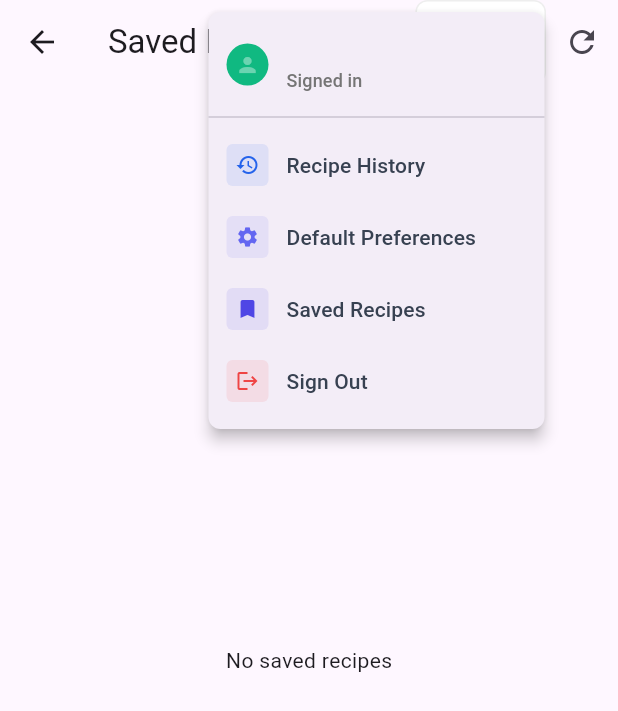
After one commit to haotian0701/menu-gen-assistant, a Flutter app: the SavedRecipesPage screen opened directly, after a tap on the "person" icon, on a phone screen of 412 x 824 dp. The commit adds this screen. Shown: the top 711 px of the screen. Run offline on Flutter 3.47's test engine with Material 3 defaults, Android fonts, the phone set to English and light mode, and no system bars; our stand-ins replace file_picker, fl_chart, flutter_html, share_plus, supabase_flutter; accounts and stored records are empty.

Commit message:
feat: add Saved Recipes page and integrate with user authentication

```diff
--- a/frontend/lib/account_icon_button.dart
+++ b/frontend/lib/account_icon_button.dart
@@ -4,6 +4,7 @@ import 'dart:async'; // Import for StreamSubscription
 import 'main.dart'; // For AuthPage
 import 'history_page.dart'; // For HistoryPage
 import 'preferences_page.dart';
+import 'saved_recipes_page.dart';
 
 class AccountIconButton extends StatefulWidget {
   const AccountIconButton({super.key});
@@ -150,6 +151,10 @@ class _AccountIconButtonState extends State<AccountIconButton> {
               } else if (value == 'preferences') {
                 Navigator.of(context).push(
                   MaterialPageRoute(builder: (_) => const PreferencesPage()),
+                );
+              } else if (value == 'saved_recipes') {
+                Navigator.of(context).push(
+                  MaterialPageRoute(builder: (_) => const SavedRecipesPage()),
                 );
               } else if (value == 'logout') {
                 _signOut();
@@ -300,6 +305,37 @@ class _AccountIconButtonState extends State<AccountIconButton> {
                 ),
               if (isLoggedIn)
                 PopupMenuItem<String>(
+                  value: 'saved_recipes',
+                  child: Container(
+                    padding: const EdgeInsets.symmetric(vertical: 4),
+                    child: Row(
+                      children: [
+                        Container(
+                          padding: const EdgeInsets.all(6),
+                          decoration: BoxDecoration(
+                            color: const Color(0xFF4F46E5).withOpacity(0.1),
+                            borderRadius: BorderRadius.circular(4),
+                          ),
+                          child: const Icon(
+                            Icons.bookmark,
+                            color: Color(0xFF4F46E5),
+                            size: 16,
+                          ),
+                        ),
+                        const SizedBox(width: 12),
+                        const Text(
+                          'Saved Recipes',
+                          style: TextStyle(
+                            fontWeight: FontWeight.w500,
+                            color: Color(0xFF374151),
+                          ),
+                        ),
+                      ],
+                    ),
+                  ),
+                ),
+              if (isLoggedIn)
+                PopupMenuItem<String>(
                   value: 'logout',
                   child: Container(
                     padding: const EdgeInsets.symmetric(vertical: 4),
--- /dev/null
+++ b/frontend/lib/saved_recipes_page.dart
@@ -0,0 +1,164 @@
+import 'package:flutter/material.dart';
+import 'package:supabase_flutter/supabase_flutter.dart';
+import 'recipe_page.dart';
+import 'account_icon_button.dart';
+import 'main.dart'; // For AuthPage
+
+class SavedRecipesPage extends StatefulWidget {
+  const SavedRecipesPage({super.key});
+
+  @override
+  State<SavedRecipesPage> createState() => _SavedRecipesPageState();
+}
+
+class _SavedRecipesPageState extends State<SavedRecipesPage> {
+  final _supabase = Supabase.instance.client;
+  bool _loading = true;
+  String? _error;
+  List<Map<String, dynamic>> _records = [];
+
+  @override
+  void initState() {
+    super.initState();
+    _loadSavedRecipes();
+  }
+
+  Future<void> _loadSavedRecipes() async {
+    setState(() {
+      _loading = true;
+      _error = null;
+    });
+    final user = _supabase.auth.currentUser;
+    if (user == null) {
+      setState(() {
+        _error = 'Please log in to view saved recipes.';
+        _loading = false;
+        _records = [];
+      });
+      return;
+    }
+    try {
+      final List<Map<String, dynamic>> records = await _supabase
+          .from('saved_recipes')
+          .select()
+          .eq('user_id', user.id)
+          .order('created_at', ascending: false);
+      setState(() => _records = records);
+    } on PostgrestException catch (err) {
+      setState(() {
+        _error = 'Failed to load saved recipes: ${err.message}';
+      });
+    } catch (e) {
+      setState(() {
+        _error = 'Failed to load saved recipes: $e';
+      });
+    } finally {
+      setState(() => _loading = false);
+    }
+  }
+
+  String _formatDate(String iso) {
+    final dt = DateTime.parse(iso).toLocal();
+    return '${dt.year}-${dt.month.toString().padLeft(2,'0')}-${dt.day.toString().padLeft(2,'0')} '
+           '${dt.hour.toString().padLeft(2,'0')}:${dt.minute.toString().padLeft(2,'0')}';
+  }
+
+  Future<void> _unsaveRecipe(String id) async {
+    try {
+      await _supabase.from('saved_recipes').delete().eq('id', id);
+      _loadSavedRecipes();
+    } catch (e) {
+      ScaffoldMessenger.of(context).showSnackBar(
+        SnackBar(content: Text('Failed to remove recipe: $e'), backgroundColor: Colors.redAccent),
+      );
+    }
+  }
+
+  @override
+  Widget build(BuildContext context) {
+    final currentUser = _supabase.auth.currentUser;
+    return Scaffold(
+      appBar: AppBar(
+        title: const Text('Saved Recipes'),
+        actions: [
+          const AccountIconButton(),
+          IconButton(icon: const Icon(Icons.refresh), onPressed: _loadSavedRecipes),
+        ],
+      ),
+      body: currentUser == null
+          ? Center(
+              child: Column(
+                mainAxisAlignment: MainAxisAlignment.center,
+                children: [
+                  const Text('Please log in to view saved recipes.'),
+                  const SizedBox(height: 10),
+                  ElevatedButton(
+                    onPressed: () => Navigator.of(context).pushReplacement(
+                      MaterialPageRoute(builder: (_) => const AuthPage()),
+                    ),
+                    child: const Text('Log In / Sign Up'),
+                  )
+                ],
+              ),
+            )
+          : _loading
+              ? const Center(child: CircularProgressIndicator())
+              : _error != null
+                  ? Center(child: Text(_error!))
+                  : _records.isEmpty
+                      ? const Center(child: Text('No saved recipes'))
+                      : ListView.builder(
+                          itemCount: _records.length,
+                          itemBuilder: (context, i) {
+                            final rec = _records[i];
+                            final imageUrl = rec['image_url'] as String;
+                            final createdAt = _formatDate(rec['created_at'] as String);
+                            var title = (rec['recipe_title'] as String?)?.trim() ?? '';
+                            if (title.isEmpty) title = 'Untitled Recipe';
+                            return ListTile(
+                              leading: ClipRRect(
+                                borderRadius: BorderRadius.circular(6),
+                                child: Image.network(
+                                  imageUrl,
+                                  width: 56,
+                                  height: 56,
+                                  fit: BoxFit.cover,
+                                  errorBuilder: (_, __, ___) => const Icon(Icons.broken_image),
+                                ),
+                              ),
+                              title: Text(title),
+                              subtitle: Text(createdAt),
+                              trailing: IconButton(
+                                icon: const Icon(Icons.delete_outline),
+                                tooltip: 'Unsave Recipe',
+                                onPressed: () => _unsaveRecipe(rec['id'] as String),
+                              ),
+                              onTap: () {
+                                final recipeHtml = rec['recipe_content'] as String;
+                                final items = (rec['detected_items'] as List?)
+                                    ?.cast<Map<String, dynamic>>()
+                                    ?? <Map<String, dynamic>>[];
+                                Navigator.of(context).push(
+                                  MaterialPageRoute(
+                                    builder: (_) => RecipePage(
+                                      imageUrl: imageUrl,
+                                      recipe: recipeHtml,
+                                      detectedItems: items,
+                                      mealType: rec['meal_type'] as String,
+                                      dietaryGoal: rec['dietary_goal'] as String,
+                                      mealTime: rec['meal_time'] as String,
+                                      amountPeople: rec['amount_people'] as String,
+                                      restrictDiet: rec['restrict_diet'] as String,
+                                      mainImageUrl: rec['main_image_url'] as String?,
+                                      videoUrl: rec['video_url'] as String?,
+                                      nutritionInfo: (rec['nutrition_info'] as Map<String, dynamic>?)?.map((k, v) => MapEntry(k, (v as num).toDouble())),
+                                    ),
+                                  ),
+                                );
+                              },
+                            );
+                          },
+                        ),
+    );
+  }
+}
```
Also changed, not shown: frontend/lib/recipe_page.dart (+102 -27 lines).
